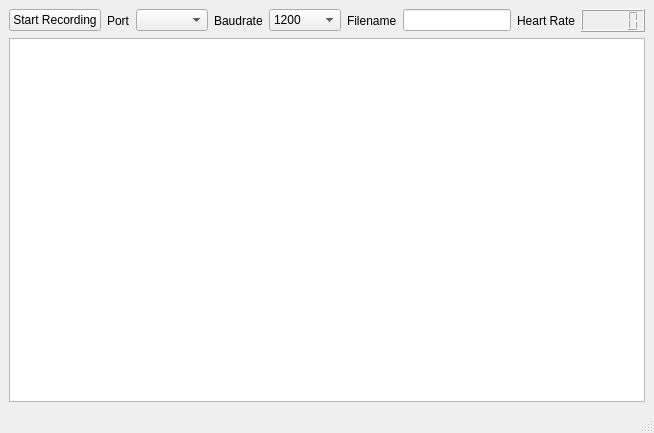
This is gui/ECG_Recorder.ui in ZuzannaL/ECG_Recorder as Qt 5 draws it before an edit. The edited form follows.
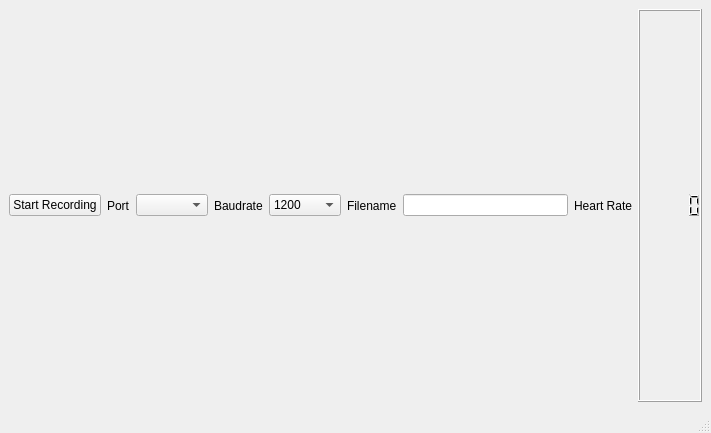
This is the edited form.

Commit message: Remove object plot (placeholder for graphWidget) and put all needed gui changes to ECG_Recorder.py so that there are no changes needed in ECG_Recorder_ui.py after automatic code generation from QtDesigner

Patch:
```diff
--- a/gui/ECG_Recorder.ui
+++ b/gui/ECG_Recorder.ui
@@ -6,7 +6,7 @@
    <rect>
     <x>0</x>
     <y>0</y>
-    <width>633</width>
+    <width>711</width>
     <height>433</height>
    </rect>
   </property>
@@ -138,16 +138,6 @@
       </item>
      </layout>
     </item>
-    <item>
-     <widget class="QGraphicsView" name="plot">
-      <property name="sizePolicy">
-       <sizepolicy hsizetype="MinimumExpanding" vsizetype="MinimumExpanding">
-        <horstretch>0</horstretch>
-        <verstretch>0</verstretch>
-       </sizepolicy>
-      </property>
-     </widget>
-    </item>
    </layout>
   </widget>
   <widget class="QStatusBar" name="statusbar"/>
```
The commit also changes 2 other files.
